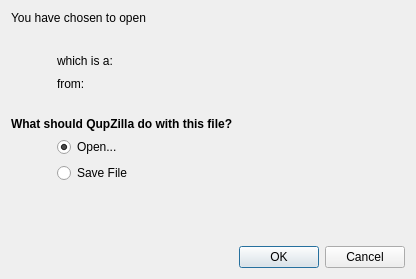
Qt form src/downloads/downloadoptionsdialog.ui (QupZilla/qupzilla) before a commit.
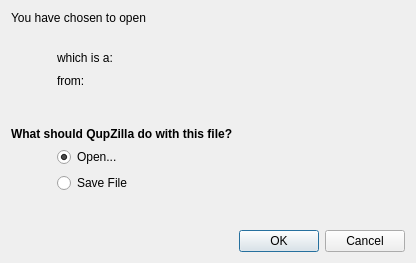
The same form after that commit. Icons and pictures are not drawn.

Commit message: Added option to save image to disk from Site Info dialog. Added dialog to ask what to do with about to download file. User can open/save it.

Diff of the .ui file:
```diff
--- a/src/downloads/downloadoptionsdialog.ui
+++ b/src/downloads/downloadoptionsdialog.ui
@@ -7,7 +7,7 @@
     <x>0</x>
     <y>0</y>
     <width>416</width>
-    <height>279</height>
+    <height>263</height>
    </rect>
   </property>
   <property name="windowTitle">
@@ -18,6 +18,27 @@
     <normaloff>:/icons/qupzilla.png</normaloff>:/icons/qupzilla.png</iconset>
   </property>
   <layout class="QGridLayout" name="gridLayout">
+   <item row="0" column="0" colspan="6">
+    <widget class="QLabel" name="label">
+     <property name="text">
+      <string>You have chosen to open</string>
+     </property>
+    </widget>
+   </item>
+   <item row="1" column="0" rowspan="3">
+    <widget class="QLabel" name="fileIcon">
+     <property name="text">
+      <string/>
+     </property>
+    </widget>
+   </item>
+   <item row="1" column="1" colspan="4">
+    <widget class="QLabel" name="fileName">
+     <property name="text">
+      <string/>
+     </property>
+    </widget>
+   </item>
    <item row="2" column="1" colspan="4">
     <layout class="QHBoxLayout" name="horizontalLayout">
      <item>
@@ -66,21 +87,43 @@
      </item>
     </layout>
    </item>
-   <item row="0" column="0" colspan="5">
-    <widget class="QLabel" name="label">
-     <property name="text">
-      <string>You have chosen to open</string>
+   <item row="3" column="5">
+    <spacer name="horizontalSpacer_2">
+     <property name="orientation">
+      <enum>Qt::Horizontal</enum>
      </property>
-    </widget>
+     <property name="sizeHint" stdset="0">
+      <size>
+       <width>40</width>
+       <height>20</height>
+      </size>
+     </property>
+    </spacer>
    </item>
-   <item row="6" column="0" colspan="5">
+   <item row="7" column="0" colspan="5">
     <widget class="QLabel" name="label_4">
      <property name="text">
       <string>&lt;b&gt;What should QupZilla do with this file?&lt;/b&gt;</string>
      </property>
     </widget>
    </item>
-   <item row="7" column="1" colspan="4">
+   <item row="8" column="0">
+    <spacer name="horizontalSpacer">
+     <property name="orientation">
+      <enum>Qt::Horizontal</enum>
+     </property>
+     <property name="sizeType">
+      <enum>QSizePolicy::Fixed</enum>
+     </property>
+     <property name="sizeHint" stdset="0">
+      <size>
+       <width>20</width>
+       <height>20</height>
+      </size>
+     </property>
+    </spacer>
+   </item>
+   <item row="8" column="1" colspan="4">
     <widget class="QRadioButton" name="radioOpen">
      <property name="text">
       <string>Open...</string>
@@ -90,70 +133,14 @@
      </property>
     </widget>
    </item>
-   <item row="8" column="1" colspan="4">
+   <item row="9" column="1" colspan="4">
     <widget class="QRadioButton" name="radioSave">
      <property name="text">
       <string>Save File</string>
      </property>
     </widget>
    </item>
-   <item row="9" column="1">
-    <spacer name="verticalSpacer">
-     <property name="orientation">
-      <enum>Qt::Vertical</enum>
-     </property>
-     <property name="sizeHint" stdset="0">
-      <size>
-       <width>20</width>
-       <height>40</height>
-      </size>
-     </property>
-    </spacer>
-   </item>
-   <item row="1" column="1" colspan="4">
-    <widget class="QLabel" name="fileName">
-     <property name="text">
-      <string/>
-     </property>
-    </widget>
-   </item>
-   <item row="1" column="0">
-    <widget class="QLabel" name="fileIcon">
-     <property name="text">
-      <string/>
-     </property>
-    </widget>
-   </item>
-   <item row="2" column="0">
-    <spacer name="horizontalSpacer">
-     <property name="orientation">
-      <enum>Qt::Horizontal</enum>
-     </property>
-     <property name="sizeType">
-      <enum>QSizePolicy::Fixed</enum>
-     </property>
-     <property name="sizeHint" stdset="0">
-      <size>
-       <width>20</width>
-       <height>20</height>
-      </size>
-     </property>
-    </spacer>
-   </item>
-   <item row="4" column="5">
-    <spacer name="horizontalSpacer_2">
-     <property name="orientation">
-      <enum>Qt::Horizontal</enum>
-     </property>
-     <property name="sizeHint" stdset="0">
-      <size>
-       <width>40</width>
-       <height>20</height>
-      </size>
-     </property>
-    </spacer>
-   </item>
-   <item row="10" column="0" colspan="6">
+   <item row="12" column="0" colspan="6">
     <widget class="QDialogButtonBox" name="buttonBox">
      <property name="orientation">
       <enum>Qt::Horizontal</enum>
@@ -163,6 +150,32 @@
      </property>
     </widget>
    </item>
+   <item row="6" column="0">
+    <spacer name="verticalSpacer">
+     <property name="orientation">
+      <enum>Qt::Vertical</enum>
+     </property>
+     <property name="sizeHint" stdset="0">
+      <size>
+       <width>20</width>
+       <height>40</height>
+      </size>
+     </property>
+    </spacer>
+   </item>
+   <item row="10" column="1">
+    <spacer name="verticalSpacer_2">
+     <property name="orientation">
+      <enum>Qt::Vertical</enum>
+     </property>
+     <property name="sizeHint" stdset="0">
+      <size>
+       <width>20</width>
+       <height>40</height>
+      </size>
+     </property>
+    </spacer>
+   </item>
   </layout>
  </widget>
  <resources>
```
Left out of the diff: 4 changed lines with no effect on the pictures. The commit also changes 15 other files.
